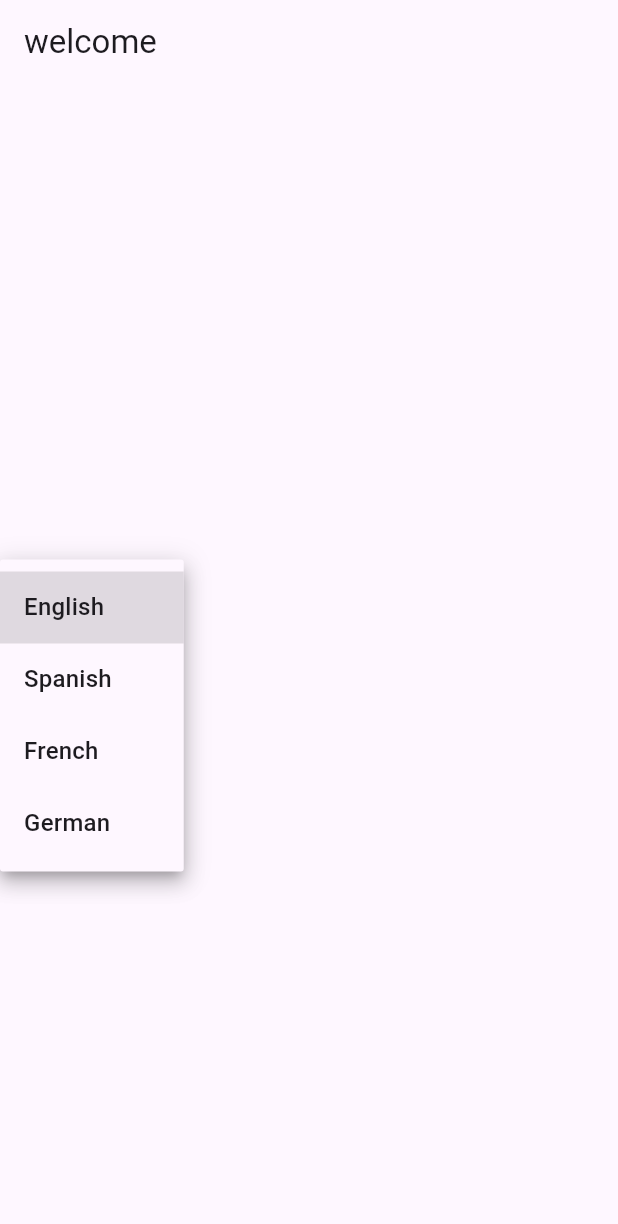
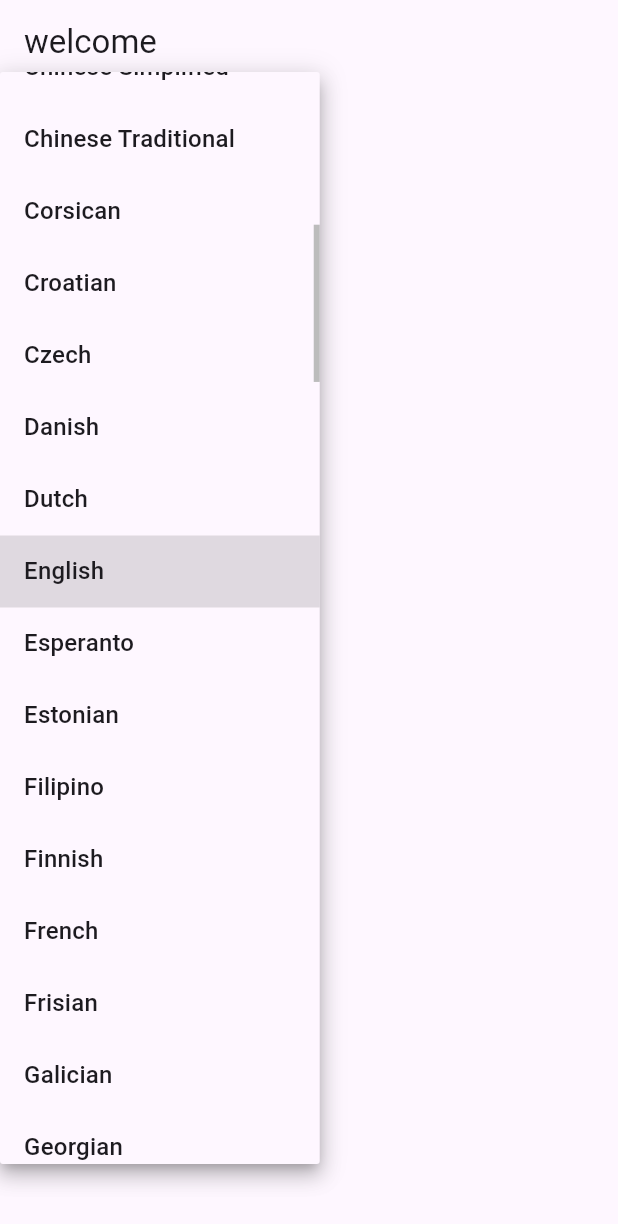
Before and after one commit to Pramod800/language_translator, a Flutter app: the screen it shows after launch, after a tap on "English", on a phone screen of 412 x 824 dp. Shown: the top 1224 px of the screen. Run offline on Flutter 3.47's test engine with Material 3 defaults, Android fonts, the phone set to English and light mode, and no system bars; our stand-ins replace dio; missing offline and left inert: translator; network calls fail.

Commit message:
all code pushed

```diff
--- /dev/null
+++ b/lib/data_fetching/data/model.dart
@@ -0,0 +1,48 @@
+import 'dart:convert';
+
+List<PostModel> postModelFromJson(String str) =>
+    List<PostModel>.from(json.decode(str).map((x) => PostModel.fromJson(x)));
+
+String postModelToJson(List<PostModel> data) =>
+    json.encode(List<dynamic>.from(data.map((x) => x.toJson())));
+
+class PostModel {
+  int userId;
+  int id;
+  String title;
+  String body;
+
+  PostModel({
+    required this.userId,
+    required this.id,
+    required this.title,
+    required this.body,
+  });
+
+  PostModel copyWith({
+    int? userId,
+    int? id,
+    String? title,
+    String? body,
+  }) =>
+      PostModel(
+        userId: userId ?? this.userId,
+        id: id ?? this.id,
+        title: title ?? this.title,
+        body: body ?? this.body,
+      );
+
+  factory PostModel.fromJson(Map<String, dynamic> json) => PostModel(
+        userId: json["userId"],
+        id: json["id"],
+        title: json["title"],
+        body: json["body"],
+      );
+
+  Map<String, dynamic> toJson() => {
+        "userId": userId,
+        "id": id,
+        "title": title,
+        "body": body,
+      };
+}
--- /dev/null
+++ b/lib/data_fetching/data/repository.dart
@@ -0,0 +1,13 @@
+
+
+
+import 'package:language_translation/data_fetching/data/data_source.dart';
+import 'package:language_translation/data_fetching/data/model.dart';
+import 'package:language_translation/data_fetching/domain/repository.dart';
+
+class PostRepositoryImpl implements PostRepository {
+  @override
+  Future<List<PostModel>> fetchPosts() async {
+    return await PostService.fetchPosts();
+  }
+}
--- /dev/null
+++ b/lib/data_fetching/domain/repository.dart
@@ -0,0 +1,7 @@
+
+
+import 'package:language_translation/data_fetching/data/model.dart';
+
+abstract class PostRepository {
+  Future<List<PostModel>> fetchPosts();
+}
--- a/lib/language/data/data_source.dart
+++ b/lib/language/data/data_source.dart
@@ -1,5 +1,4 @@
 import 'dart:convert';
-
 import 'package:flutter/material.dart';
 import 'package:translator/translator.dart';
 
--- a/lib/language/presentation/homepage.dart
+++ b/lib/language/presentation/homepage.dart
@@ -1,4 +1,6 @@
 import 'package:flutter/material.dart';
+import 'package:language_translation/data_fetching/presentation/pages.dart';
+import 'package:language_translation/language/presentation/language_list.dart';
 import 'package:language_translation/language/presentation/services.dart';
 import 'package:provider/provider.dart';
 
@@ -6,12 +8,12 @@ class HomeScreen extends StatelessWidget {
   @override
   Widget build(BuildContext context) {
     final languageProvider = Provider.of<LanguageProvider>(context);
-    final availableLanguages = {
-      'en': 'English',
-      'es': 'Spanish',
-      'fr': 'French',
-      'de': 'German',
-    };
+    // final availableLanguages = {
+    //   'en': 'English',
+    //   'es': 'Spanish',
+    //   'fr': 'French',
+    //   'de': 'German',
+    // };
 
     return Scaffold(
       appBar: AppBar(
@@ -24,7 +26,7 @@ class HomeScreen extends StatelessWidget {
           children: [
             DropdownButton<String>(
               value: languageProvider.currentLanguage,
-              items: availableLanguages.entries
+              items: languageList.entries
                   .map(
                     (entry) => DropdownMenuItem(
                       value: entry.key,
@@ -42,7 +44,8 @@ class HomeScreen extends StatelessWidget {
             Text(languageProvider.translate('hello')),
             const SizedBox(height: 10),
             FutureBuilder<String>(
-              future: languageProvider.translateDynamicText('Dynamic data example'),
+              future:
+                  languageProvider.translateDynamicText('Dynamic data example'),
               builder: (context, snapshot) {
                 if (snapshot.connectionState == ConnectionState.waiting) {
                   return CircularProgressIndicator();
@@ -50,6 +53,10 @@ class HomeScreen extends StatelessWidget {
                 return Text(snapshot.data ?? '...');
               },
             ),
+
+            ElevatedButton(onPressed: (){
+              Navigator.of(context).push(MaterialPageRoute(builder: (context) => PostListScreen()));
+            }, child: Text("Move To Post page"))
           ],
         ),
       ),
--- /dev/null
+++ b/lib/language/presentation/language_list.dart
@@ -0,0 +1,108 @@
+const Map<String, String> languageList = {
+  // 'auto': 'Automatic',
+  'af': 'Afrikaans',
+  'sq': 'Albanian',
+  'am': 'Amharic',
+  'ar': 'Arabic',
+  'hy': 'Armenian',
+  'az': 'Azerbaijani',
+  'eu': 'Basque',
+  'be': 'Belarusian',
+  'bn': 'Bengali',
+  'bs': 'Bosnian',
+  'bg': 'Bulgarian',
+  'ca': 'Catalan',
+  'ceb': 'Cebuano',
+  'ny': 'Chichewa',
+  'zh-cn': 'Chinese Simplified',
+  'zh-tw': 'Chinese Traditional',
+  'co': 'Corsican',
+  'hr': 'Croatian',
+  'cs': 'Czech',
+  'da': 'Danish',
+  'nl': 'Dutch',
+  'en': 'English',
+  'eo': 'Esperanto',
+  'et': 'Estonian',
+  'tl': 'Filipino',
+  'fi': 'Finnish',
+  'fr': 'French',
+  'fy': 'Frisian',
+  'gl': 'Galician',
+  'ka': 'Georgian',
+  'de': 'German',
+  'el': 'Greek',
+  'gu': 'Gujarati',
+  'ht': 'Haitian Creole',
+  'ha': 'Hausa',
+  'haw': 'Hawaiian',
+  'iw': 'Hebrew',
+  'hi': 'Hindi',
+  'hmn': 'Hmong',
+  'hu': 'Hungarian',
+  'is': 'Icelandic',
+  'ig': 'Igbo',
+  'id': 'Indonesian',
+  'ga': 'Irish',
+  'it': 'Italian',
+  'ja': 'Japanese',
+  'jw': 'Javanese',
+  'kn': 'Kannada',
+  'kk': 'Kazakh',
+  'km': 'Khmer',
+  'ko': 'Korean',
+  'ku': 'Kurdish (Kurmanji)',
+  'ky': 'Kyrgyz',
+  'lo': 'Lao',
+  'la': 'Latin',
+  'lv': 'Latvian',
+  'lt': 'Lithuanian',
+  'lb': 'Luxembourgish',
+  'mk': 'Macedonian',
+  'mg': 'Malagasy',
+  'ms': 'Malay',
+  'ml': 'Malayalam',
+  'mt': 'Maltese',
+  'mi': 'Maori',
+  'mr': 'Marathi',
+  'mn': 'Mongolian',
+  'my': 'Myanmar (Burmese)',
+  'ne': 'Nepali',
+  'no': 'Norwegian',
+  'ps': 'Pashto',
+  'fa': 'Persian',
+  'pl': 'Polish',
+  'pt': 'Portuguese',
+  'pa': 'Punjabi',
+  'ro': 'Romanian',
+  'ru': 'Russian',
+  'sm': 'Samoan',
+  'gd': 'Scots Gaelic',
+  'sr': 'Serbian',
+  'st': 'Sesotho',
+  'sn': 'Shona',
+  'sd': 'Sindhi',
+  'si': 'Sinhala',
+  'sk': 'Slovak',
+  'sl': 'Slovenian',
+  'so': 'Somali',
+  'es': 'Spanish',
+  'su': 'Sundanese',
+  'sw': 'Swahili',
+  'sv': 'Swedish',
+  'tg': 'Tajik',
+  'ta': 'Tamil',
+  'te': 'Telugu',
+  'th': 'Thai',
+  'tr': 'Turkish',
+  'uk': 'Ukrainian',
+  'ur': 'Urdu',
+  'uz': 'Uzbek',
+  'ug': 'Uyghur',
+  'vi': 'Vietnamese',
+  'cy': 'Welsh',
+  'xh': 'Xhosa',
+  'yi': 'Yiddish',
+  'yo': 'Yoruba',
+  'zu': 'Zulu'
+};
--- a/lib/main.dart
+++ b/lib/main.dart
@@ -1,6 +1,9 @@
 import 'package:flutter/material.dart';
+import 'package:language_translation/data_fetching/data/repository.dart';
+import 'package:language_translation/data_fetching/presentation/provider.dart';
 import 'package:language_translation/language/data/data_source.dart';
 import 'package:language_translation/language/data/repository.dart';
+import 'package:language_translation/language/domain/repository.dart';
 import 'package:language_translation/language/domain/use_cases.dart';
 import 'package:language_translation/language/presentation/homepage.dart';
 import 'package:language_translation/language/presentation/services.dart';
@@ -24,13 +27,24 @@ void main() {
 }
 
 class MyApp extends StatelessWidget {
+  const MyApp({super.key});
+
   @override
   Widget build(BuildContext context) {
     return Consumer<LanguageProvider>(
       builder: (context, languageProvider, _) {
-        return MaterialApp(
-          locale: Locale(languageProvider.currentLanguage),
-          home: HomeScreen(),
+        return MultiProvider(
+          providers: [
+           ChangeNotifierProvider(
+              create: (_) => PostProvider(PostRepositoryImpl(), LanguageProvider(TranslateTextUseCase(TranslationRepositoryImpl(
+                            TranslationRemoteDataSource()))))
+            ),
+
+          ],
+          child: MaterialApp(
+            locale: Locale(languageProvider.currentLanguage),
+            home: HomeScreen(),
+          ),
         );
       },
     );
```
Also changed, not shown: lib/data_fetching/data/data_source.dart (added, +22 -0 lines), lib/data_fetching/presentation/pages.dart (added, +66 -0 lines), lib/data_fetching/presentation/provider.dart (added, +78 -0 lines), lib/data_fetching/domain/enitity.dart (added), lib/data_fetching/domain/use_cases.dart (added).
